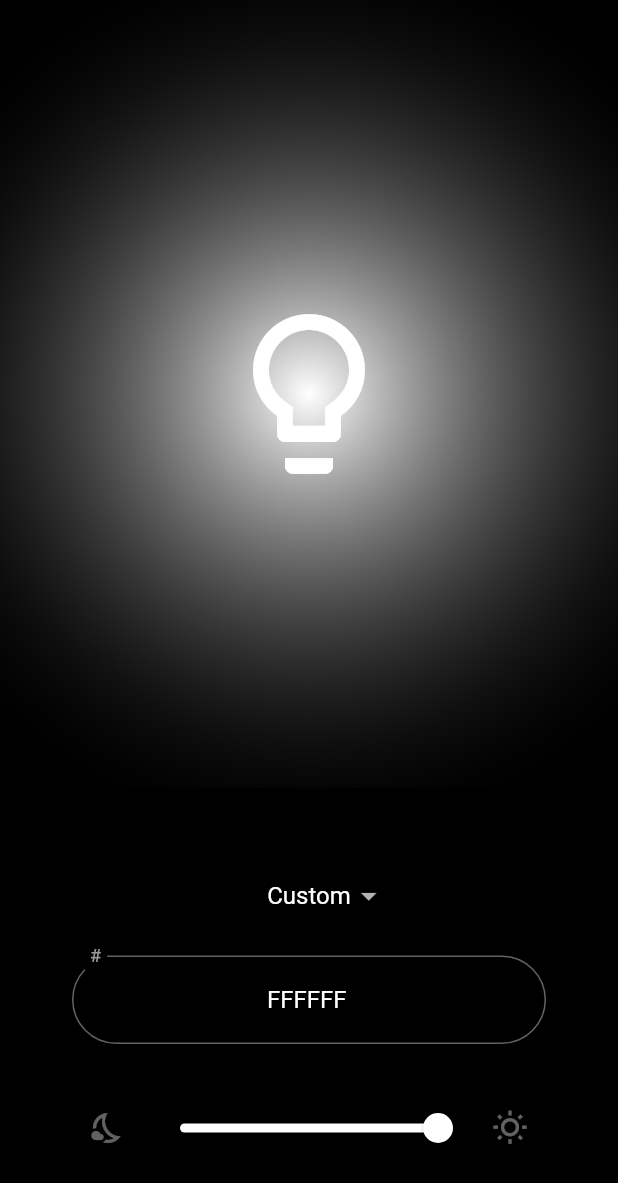
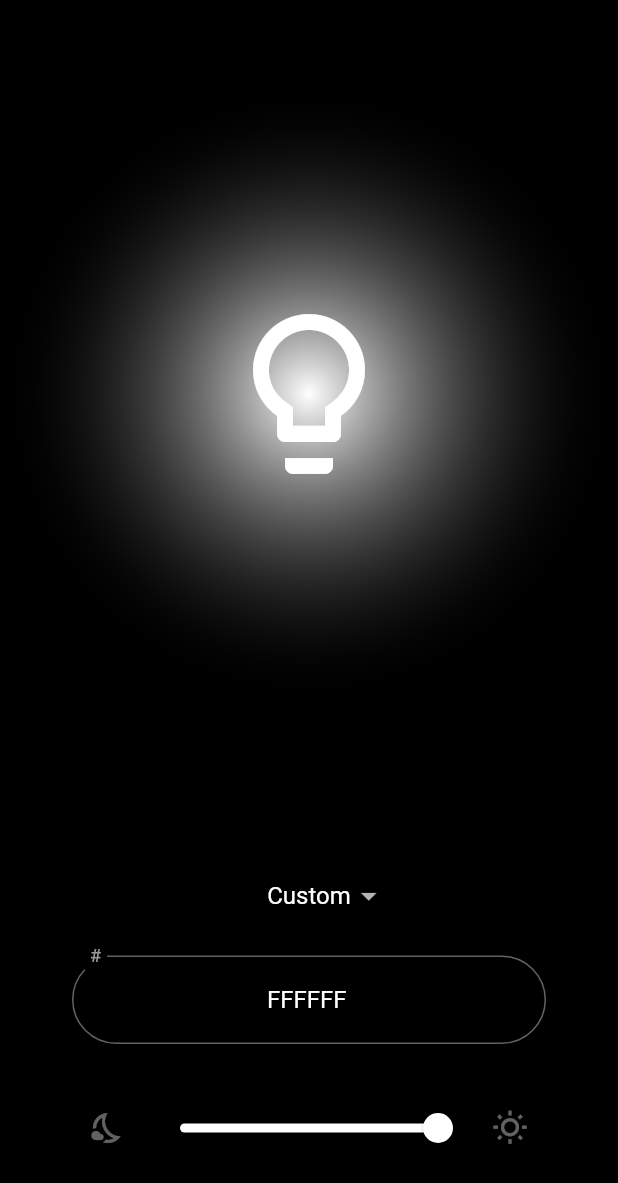
Before and after one commit to TobiasRitter/flutter_rgb_leds, a Flutter app: the screen it shows after launch, on a phone screen of 412 x 824 dp. Shown: the top 1183 px of the screen. Run offline on Flutter 3.47's test engine with Material 2 defaults, Android fonts, the phone set to English and light mode, and no system bars.

Commit message:
change light radius

```diff
--- a/lib/main.dart
+++ b/lib/main.dart
@@ -105,7 +105,7 @@ class _MyHomePageState extends State<MyHomePage> {
             child: Container(
               decoration: BoxDecoration(
                 gradient: RadialGradient(
-                  radius: 0.75,
+                  radius: 0.5,
                   colors: [color, Colors.transparent],
                 ),
               ),
```
